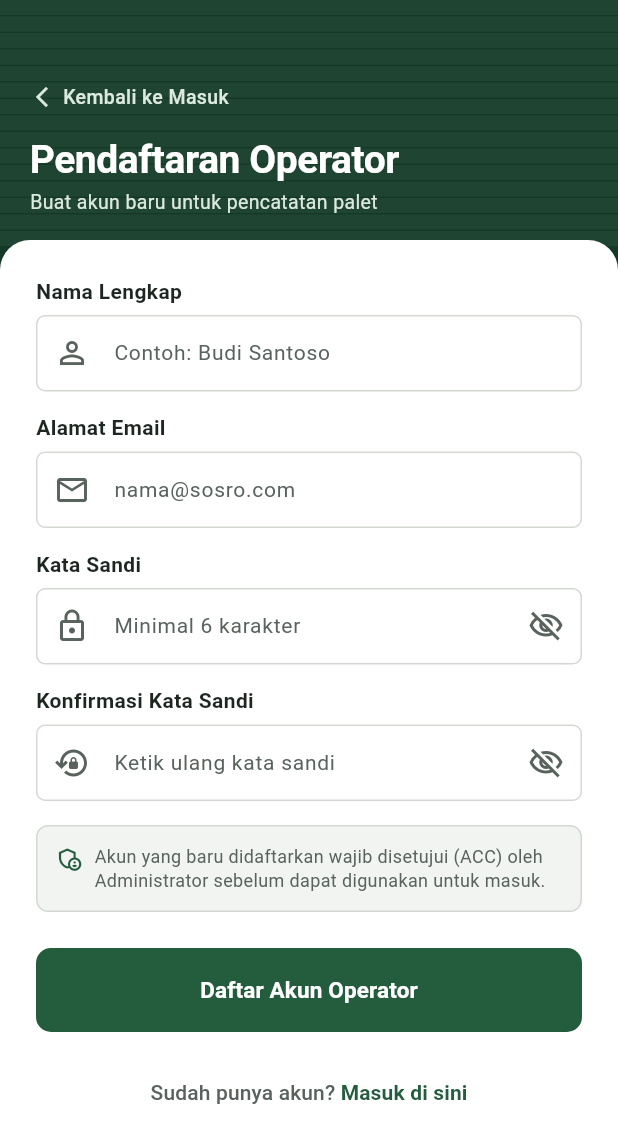
After one commit to HapieeOur/Spc-Sosro, a Flutter app: the RegisterScreen screen opened by its route, on a phone screen of 412 x 824 dp. The commit adds this screen. Shown: the top 1143 px of the screen. Run offline on Flutter 3.47's test engine with Material 3 defaults, Android fonts, the phone set to English and light mode, and no system bars; our stand-ins replace flutter_riverpod, go_router, supabase_flutter; accounts and stored records are empty; Roboto replaces fonts that are missing (Barlow, BarlowSemiCondensed).

Commit message:
feat: register & Acc admin

```diff
--- /dev/null
+++ b/lib/screens/auth/register_screen.dart
@@ -0,0 +1,425 @@
+import 'package:flutter/material.dart';
+import 'package:flutter_riverpod/flutter_riverpod.dart';
+import 'package:go_router/go_router.dart';
+import 'package:spc_sosro/core/theme/app_colors.dart';
+import 'package:spc_sosro/core/utils/validators.dart';
+import 'package:spc_sosro/providers/auth_provider.dart';
+import 'package:spc_sosro/widgets/app_button.dart';
+import 'package:spc_sosro/widgets/app_text_field.dart';
+import 'package:spc_sosro/widgets/slat_pattern.dart';
+
+class RegisterScreen extends ConsumerStatefulWidget {
+  const RegisterScreen({super.key});
+
+  @override
+  ConsumerState<RegisterScreen> createState() => _RegisterScreenState();
+}
+
+class _RegisterScreenState extends ConsumerState<RegisterScreen> {
+  final _formKey = GlobalKey<FormState>();
+  final _nameController = TextEditingController();
+  final _emailController = TextEditingController();
+  final _passwordController = TextEditingController();
+  final _confirmPasswordController = TextEditingController();
+
+  bool _obscurePassword = true;
+  bool _obscureConfirmPassword = true;
+
+  @override
+  void dispose() {
+    _nameController.dispose();
+    _emailController.dispose();
+    _passwordController.dispose();
+    _confirmPasswordController.dispose();
+    super.dispose();
+  }
+
+  Future<void> _submit() async {
+    if (_formKey.currentState?.validate() ?? false) {
+      final name = _nameController.text.trim();
+      final success = await ref.read(authControllerProvider.notifier).register(
+            email: _emailController.text.trim(),
+            password: _passwordController.text,
+            fullName: name,
+          );
+
+      if (success && mounted) {
+        _showSuccessDialog(name);
+      }
+    }
+  }
+
+  void _showSuccessDialog(String fullName) {
+    showDialog<void>(
+      context: context,
+      barrierDismissible: false,
+      builder: (ctx) {
+        return AlertDialog(
+          backgroundColor: AppColors.permukaan,
+          shape: RoundedRectangleBorder(
+            borderRadius: BorderRadius.circular(12),
+          ),
+          icon: const Icon(
+            Icons.hourglass_top_rounded,
+            size: 48,
+            color: AppColors.kuningMarka,
+          ),
+          title: const Text(
+            'Pendaftaran Berhasil!',
+            textAlign: TextAlign.center,
+            style: TextStyle(
+              fontSize: 18,
+              fontWeight: FontWeight.w700,
+              color: AppColors.tinta,
+            ),
+          ),
+          content: Column(
+            mainAxisSize: MainAxisSize.min,
+            children: [
+              Text(
+                'Akun atas nama $fullName berhasil dibuat.',
+                textAlign: TextAlign.center,
+                style: const TextStyle(
+                  fontSize: 14,
+                  fontWeight: FontWeight.w600,
+                  color: AppColors.tinta,
+                ),
+              ),
+              const SizedBox(height: 12),
+              Container(
+                padding: const EdgeInsets.all(12),
+                decoration: BoxDecoration(
+                  color: AppColors.kuningMarkaMuda,
+                  borderRadius: BorderRadius.circular(8),
+                  border: Border.all(
+                    color: AppColors.kuningMarka.withValues(alpha: 0.4),
+                  ),
+                ),
+                child: const Row(
+                  children: [
+                    Icon(
+                      Icons.info_outline,
+                      size: 20,
+                      color: AppColors.teksPeringatan,
+                    ),
+                    SizedBox(width: 8),
+                    Expanded(
+                      child: Text(
+                        'Status: Menunggu ACC Admin.\nAnda baru bisa login setelah Administrator gudang menyetujui akun Anda.',
+                        style: TextStyle(
+                          fontSize: 12,
+                          color: AppColors.teksPeringatan,
+                          height: 1.3,
+                        ),
+                      ),
+                    ),
+                  ],
+                ),
+              ),
+            ],
+          ),
+          actions: [
+            SizedBox(
+              width: double.infinity,
+              child: ElevatedButton(
+                style: ElevatedButton.styleFrom(
+                  backgroundColor: AppColors.daun,
+                  foregroundColor: Colors.white,
+                  minimumSize: const Size(double.infinity, 48),
+                  shape: RoundedRectangleBorder(
+                    borderRadius: BorderRadius.circular(8),
+                  ),
+                ),
+                onPressed: () {
+                  Navigator.of(ctx).pop();
+                  context.go('/login');
+                },
+                child: const Text(
+                  'Kembali ke Halaman Masuk',
+                  style: TextStyle(fontWeight: FontWeight.w600),
+                ),
+              ),
+            ),
+          ],
+        );
+      },
+    );
+  }
+
+  @override
+  Widget build(BuildContext context) {
+    final authState = ref.watch(authControllerProvider);
+    final isLoading = authState is AuthStateLoading;
+    String? errorMessage;
+
+    if (authState is AuthStateError) {
+      errorMessage = authState.message;
+    }
+
+    return Scaffold(
+      backgroundColor: AppColors.daunTua,
+      body: SafeArea(
+        bottom: false,
+        child: Column(
+          children: [
+            // Header Top
+            SlatHeaderBackground(
+              height: 160,
+              child: Padding(
+                padding: const EdgeInsets.symmetric(horizontal: 20, vertical: 16),
+                child: Column(
+                  crossAxisAlignment: CrossAxisAlignment.start,
+                  mainAxisAlignment: MainAxisAlignment.end,
+                  children: [
+                    InkWell(
+                      onTap: () => context.go('/login'),
+                      borderRadius: BorderRadius.circular(8),
+                      child: const Padding(
+                        padding: EdgeInsets.symmetric(vertical: 4),
+                        child: Row(
+                          mainAxisSize: MainAxisSize.min,
+                          children: [
+                            Icon(
+                              Icons.arrow_back_ios_new,
+                              size: 16,
+                              color: AppColors.daunMuda,
+                            ),
+                            SizedBox(width: 6),
+                            Text(
+                              'Kembali ke Masuk',
+                              style: TextStyle(
+                                fontSize: 13,
+                                color: AppColors.daunMuda,
+                                fontWeight: FontWeight.w500,
+                              ),
+                            ),
+                          ],
+                        ),
+                      ),
+                    ),
+                    const SizedBox(height: 10),
+                    const Text(
+                      'Pendaftaran Operator',
+                      style: TextStyle(
+                        fontFamily: 'BarlowSemiCondensed',
+                        fontSize: 26,
+                        fontWeight: FontWeight.w700,
+                        color: Colors.white,
+                        letterSpacing: -0.3,
+                      ),
+                    ),
+                    const Text(
+                      'Buat akun baru untuk pencatatan palet',
+                      style: TextStyle(
+                        fontSize: 13,
+                        color: AppColors.daunMuda,
+                      ),
+                    ),
+                  ],
+                ),
+              ),
+            ),
+
+            // Form Body
+            Expanded(
+              child: Container(
+                width: double.infinity,
+                decoration: const BoxDecoration(
+                  color: AppColors.permukaan,
+                  borderRadius: BorderRadius.only(
+                    topLeft: Radius.circular(20),
+                    topRight: Radius.circular(20),
+                  ),
+                ),
+                child: SingleChildScrollView(
+                  padding: const EdgeInsets.fromLTRB(24, 24, 24, 32),
+                  child: Form(
+                    key: _formKey,
+                    child: Column(
+                      crossAxisAlignment: CrossAxisAlignment.start,
+                      children: [
+                        if (errorMessage != null) ...[
+                          Container(
+                            padding: const EdgeInsets.all(12),
+                            decoration: BoxDecoration(
+                              color: AppColors.bataMuda,
+                              borderRadius: BorderRadius.circular(6),
+                              border: Border.all(
+                                color: AppColors.bata.withValues(alpha: 0.3),
+                              ),
+                            ),
+                            child: Row(
+                              children: [
+                                const Icon(
+                                  Icons.error_outline,
+                                  color: AppColors.bata,
+                                  size: 20,
+                                ),
+                                const SizedBox(width: 8),
+                                Expanded(
+                                  child: Text(
+                                    errorMessage,
+                                    style: const TextStyle(
+                                      color: AppColors.bata,
+                                      fontSize: 13,
+                                      fontWeight: FontWeight.w500,
+                                    ),
+                                  ),
+                                ),
+                              ],
+                            ),
+                          ),
+                          const SizedBox(height: 16),
+                        ],
+
+                        // Nama Lengkap
+                        AppTextField(
+                          controller: _nameController,
+                          label: 'Nama Lengkap',
+                          hint: 'Contoh: Budi Santoso',
+                          prefixIcon: const Icon(Icons.person_outline),
+                          validator: (v) =>
+                              Validators.validateRequired(v, fieldName: 'Nama Lengkap'),
+                        ),
+                        const SizedBox(height: 14),
+
+                        // Email
+                        AppTextField(
+                          controller: _emailController,
+                          label: 'Alamat Email',
+                          hint: 'nama@sosro.com',
+                          keyboardType: TextInputType.emailAddress,
+                          prefixIcon: const Icon(Icons.email_outlined),
+                          validator: Validators.validateEmail,
+                        ),
+                        const SizedBox(height: 14),
+
+                        // Password
+                        AppTextField(
+                          controller: _passwordController,
+                          label: 'Kata Sandi',
+                          hint: 'Minimal 6 karakter',
+                          obscureText: _obscurePassword,
+                          prefixIcon: const Icon(Icons.lock_outline),
+                          suffixIcon: IconButton(
+                            icon: Icon(
+                              _obscurePassword
+                                  ? Icons.visibility_off_outlined
+                                  : Icons.visibility_outlined,
+                              color: AppColors.abuTinta,
+                            ),
+                            onPressed: () {
+                              setState(() {
+                                _obscurePassword = !_obscurePassword;
+                              });
+                            },
+                          ),
+                          validator: Validators.validatePassword,
+                        ),
+                        const SizedBox(height: 14),
+
+                        // Konfirmasi Password
+                        AppTextField(
+                          controller: _confirmPasswordController,
+                          label: 'Konfirmasi Kata Sandi',
+                          hint: 'Ketik ulang kata sandi',
+                          obscureText: _obscureConfirmPassword,
+                          prefixIcon: const Icon(Icons.lock_reset_outlined),
+                          suffixIcon: IconButton(
+                            icon: Icon(
+                              _obscureConfirmPassword
+                                  ? Icons.visibility_off_outlined
+                                  : Icons.visibility_outlined,
+                              color: AppColors.abuTinta,
+                            ),
+                            onPressed: () {
+                              setState(() {
+                                _obscureConfirmPassword = !_obscureConfirmPassword;
+                              });
+                            },
+                          ),
+                          validator: (v) {
+                            if (v == null || v.isEmpty) {
+                              return 'Konfirmasi kata sandi wajib diisi';
+                            }
+                            if (v != _passwordController.text) {
+                              return 'Kata sandi tidak cocok';
+                            }
+                            return null;
+                          },
+                        ),
+                        const SizedBox(height: 16),
+
+                        // Notice
+                        Container(
+                          padding: const EdgeInsets.all(12),
+                          decoration: BoxDecoration(
+                            color: AppColors.kertas,
+                            borderRadius: BorderRadius.circular(8),
+                            border: Border.all(color: AppColors.garis),
+                          ),
+                          child: const Row(
+                            crossAxisAlignment: CrossAxisAlignment.start,
+                            children: [
+                              Icon(
+                                Icons.admin_panel_settings_outlined,
+                                size: 18,
+                                color: AppColors.daun,
+                              ),
+                              SizedBox(width: 8),
+                              Expanded(
+                                child: Text(
+                                  'Akun yang baru didaftarkan wajib disetujui (ACC) oleh Administrator sebelum dapat digunakan untuk masuk.',
+                                  style: TextStyle(
+                                    fontSize: 12,
+                                    color: AppColors.abuTinta,
+                                    height: 1.3,
+                                  ),
+                                ),
+                              ),
+                            ],
+                          ),
+                        ),
+                        const SizedBox(height: 24),
+
+                        // Tombol Daftar
+                        AppButton(
+                          text: 'Daftar Akun Operator',
+                          onPressed: _submit,
+                          isLoading: isLoading,
+                        ),
+                        const SizedBox(height: 16),
+
+                        // Link Kembali ke Login
+                        Center(
+                          child: TextButton(
+                            onPressed: () => context.go('/login'),
+                            child: const Text.rich(
+                              TextSpan(
+                                text: 'Sudah punya akun? ',
+                                style: TextStyle(color: AppColors.abuTinta),
+                                children: [
+                                  TextSpan(
+                                    text: 'Masuk di sini',
+                                    style: TextStyle(
+                                      color: AppColors.daun,
+                                      fontWeight: FontWeight.w700,
+                                    ),
+                                  ),
+                                ],
+                              ),
+                            ),
+                          ),
+                        ),
+                      ],
+                    ),
+                  ),
+                ),
+              ),
+            ),
+          ],
+        ),
+      ),
+    );
+  }
+}
```
Also changed, not shown: lib/core/routing/app_router.dart (+10 -3 lines), lib/providers/auth_provider.dart (+28 -2 lines), lib/repositories/auth_repository.dart (+16 -0 lines), lib/repositories/profile_repository.dart (+4 -8 lines), lib/screens/auth/login_screen.dart (+21 -7 lines), 1 other file.
